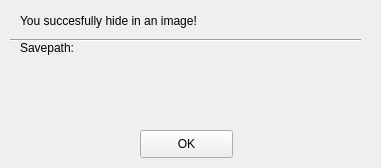
HAW-AI/Steganography, file succesfulhiding.ui: the form before one commit.
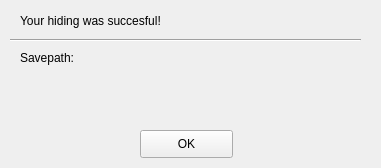
The form after the commit.

```diff
--- a/succesfulhiding.ui
+++ b/succesfulhiding.ui
@@ -36,14 +36,14 @@
     </rect>
    </property>
    <property name="text">
-    <string>You succesfully hide in an image!</string>
+    <string>Your hiding was succesful!</string>
    </property>
   </widget>
   <widget class="QLabel" name="label_2">
    <property name="geometry">
     <rect>
      <x>20</x>
-     <y>40</y>
+     <y>50</y>
      <width>61</width>
      <height>16</height>
     </rect>
@@ -55,8 +55,8 @@
   <widget class="QLabel" name="label_3">
    <property name="geometry">
     <rect>
-     <x>20</x>
-     <y>60</y>
+     <x>10</x>
+     <y>70</y>
      <width>351</width>
      <height>51</height>
     </rect>
```
